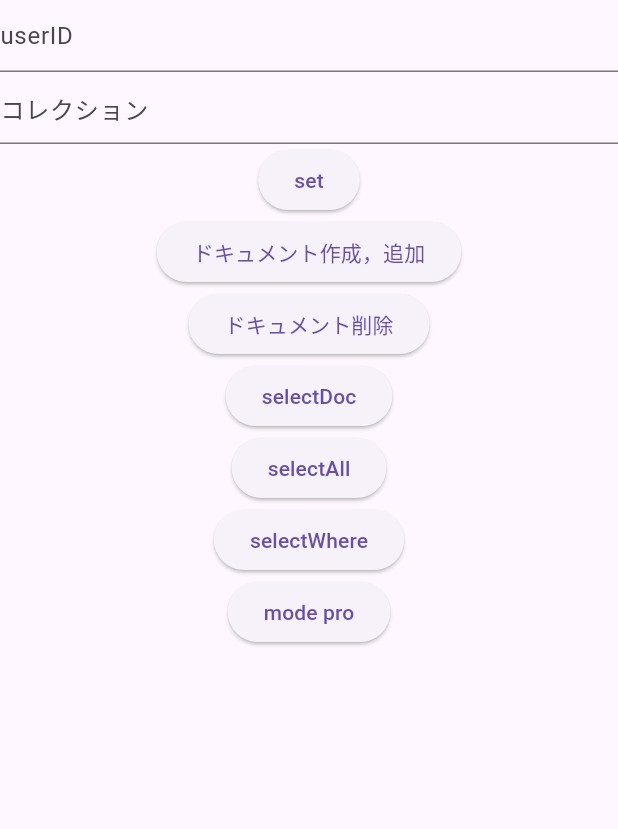
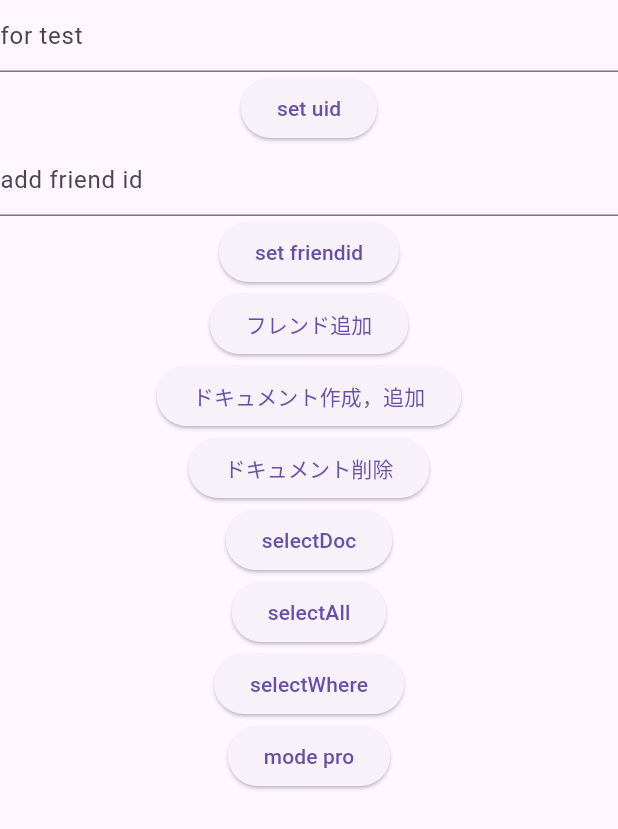
Before and after one commit to tapipipipi/Cacalia, a Flutter app: the MyFirestorePage screen opened directly, after a tap on "ドキュメント作成，追加", on a phone screen of 412 x 824 dp. Shown: the top 829 px of the screen. Run offline on Flutter 3.47's test engine with Material 3 defaults, Android fonts, the phone set to English and light mode, and no system bars; our stand-ins replace cloud_firestore, firebase_auth, firebase_core, go_router, google_sign_in; accounts and stored records are empty.

Commit message:
friend追加

```diff
--- a/lib/CS/create.dart
+++ b/lib/CS/create.dart
@@ -1,21 +1,20 @@
 import 'package:cloud_firestore/cloud_firestore.dart';
 
 /// import 'package:firebase_auth/firebase_auth.dart';
+String friend = "friend";
+String profile = "profile";
+String ini = ""; // 本番用 profileの初期値
+String g_doc = ""; // テスト用　将来的にはuid
+String g_colle = ""; // テスト用
 
 /// db定義
 final db = FirebaseFirestore.instance;
 
 /// collectionとdocmentを指定
-final collection =
-    db.collection("users") // コレクション名、usersは固定にしてuserごとにコレクション持たせる方針で行こうかな。
-    // .doc("newuser1")  // ドキュメント名
-    ;
-
-String g_doc = ""; // テスト用
-String g_colle = ""; // テスト用
-
-/// UserIDの取得(auth) -> docに代入せよ
-/// final userID = FirebaseAuth.instance.currentUser?.uid ?? 'test';
+final mycollection = db // コレクション名、usersは固定にしてuserごとにコレクション持たせる方針で行こうかな。
+    .collection("users")
+    .doc(g_doc);
+final myfriends = mycollection.collection(friend).doc(friend);
 
 /// 質問、投稿、募集は未作成
 
@@ -38,80 +37,77 @@ final field = <String, dynamic>{
   "others": "その他" // 自由記述?
 };
 
-/// ---------------コレクション(users)-------------
+/// ---------------コレクション-------------
 
-final user = <String, dynamic>{
-  "pass": "pass2", // いらんかも
-  "name": "sample",// いらんかも
-  "email": "e@e", //いらんかも
+/// 「＊」は自由記述
+/// 2230360@ecc.ac.com Hxva1aGnNMcwg8s7esKDNmNll6u1
+/// 2210089@ecc.com フカ eNWeRyxoF1TQcUicEWn25SyZN1p2
+/// 2230192@ecc.com ふみ f8MQVKc4hbMe4z9Gtu3Sz2ZLn123
+/// 2230329@ecc.com　ば
+/// 2230358@ecc.com 谷
+final profiles = <String, dynamic>{
+  "u_id": g_doc, // いらんかも
+  "name": "文元　沙弥", //1
+  "read_name": " Fumimoto Saya", // 2
+  "gender": "1", //3
+  "age": 2004, //4
+  "comment": "ダーツ友達ください", // ＊5
+  "events": "HACK U", // ＊6
+  "belong": "ECCコンピュータ専門学校", // ＊7
+  "interest": "0",
+  "skill": "0",
+  "hoby": "カラオケ", // ＊8
+  "background": "何入れたら良いかわからんかったから適当に", // ＊9
+  "bairth": "05/14", // 10 後でやる
+  "serviceUuid": "forBLE",
+  "charactaristicuuid": "forBLE"
 };
 
-/// 「＊」は自由記述
-final profile = <String, dynamic>{
-  "pro_id": "sample", // いらんかも
-  // "img_pass": "sample",  //いるかも?
-  "name": "テスト", //1
-  "gender": "0", //2
-  "age": 2024, //3
-  "comment": "好きな犬は柴犬です", // ＊4
-  "events": "ハッカソン", // ＊5
-  "belong": "所属", // ＊6
-  "interest": "0",
-  "skill": "0",
-  "hoby": "趣味", // ＊9
-  "background": "ハッカソン関西制覇", // ＊10
-  "bairth": "12/25", // 後でやる
-  "read_name": "yomigana" // ＊12
-};
-
-final friends = <String, dynamic>{
-  "friend_id": "sample"
-};
+// uid 格納していくスタイル
+final friends = <String, dynamic>{"friend_uid": []};
 
 /// ---------------------------------------
 
-/// データ追加 アカウント作成 (*こいつはドキュメントの指定は必要ない*)、プロフィール作成、フレンド追加時に使用
-/// set( 追加したいデータ )
-void setDoc() {
-  collection
-      .doc(g_doc)
+/// コレクションprofile作成(サインインアップ後一度だけ呼び出される)
+void setUser() {
+  mycollection
       // 第二引数なくてもいい
       // 　同じドキュメントにset()メソッドを呼び出した際に
       // 　false -> 既存のデータを消して上書きするか
       // 　true - > 追加して保存するかを設定する。
-      .set(profile, SetOptions(merge: false))
+      .set(profiles, SetOptions(merge: true))
       .onError((e, _) => print("Error writing document: $e")); // errMessage
 }
+
+/// サブコレクションfriends作成(サインインアップ後一度だけ呼び出される)
+void setFriend() {
+  myfriends
+      .set(friends, SetOptions(merge: true))
+      .onError((e, _) => print("Error writing document: $e")); // errMessage
+}
+
 /// add()
-
 
 /// データ更新　プロフィール編集時に使用
 /// update( {更新したいカラム : 値} )
 /// 今回transactionを使用しない(あったほうがオシャレやけど)
-void updateDoc(String key, String val) {
-
-// アカウントコレクションが必要な場合
-// collection
-//       .doc(g_doc)
-//       .collection(g_colle)
-//       .doc(g_colle)
-//       .update({key: val}).then((value) => print("update sucessed"),
-//           onError: (e) => print("Error updating document $e"));
-
-// 必要ない場合
-collection
-      .doc(g_doc)
-      .update({key: val}).then((value) => print("update sucessed"),
-          onError: (e) => print("Error updating document $e"));
+void updateProfile(String key, String val) {
+  mycollection.update({key: val}).then((value) => print("update sucessed"),
+      onError: (e) => print("Error updating document $e"));
 }
 
-///　データ削除　使わんかも
+/// 通信(名刺交換)後に呼び出し.valは通信の際に受け取ったデータ(uid)を代入
+void updateFriend(String key, String val) {
+  myfriends.update({
+    key: FieldValue.arrayUnion([val])
+  }).then((value) => print("update sucessed"),
+      onError: (e) => print("Error updating document $e"));
+}
+
+///　削除　使わんかも
 /// delete()
 void deleteDoc() {
-collection
-      .doc(g_doc) // 消したいドキュメント
-      .delete()
-      .then(
+  myfriends.delete().then(
         (doc) => print("Document deleted"),
         onError: (e) => print("Error updating document $e"),
       );
@@ -123,9 +119,7 @@ collection
 
 /// select * from コレクション いらんかな
 void selectAll() {
-  collection
-      .get()
-      .then(
+  db.collection("users").get().then(
     (querySnapshot) {
       print("Successfully completed");
       for (var docSnapshot in querySnapshot.docs) {
@@ -141,7 +135,7 @@ void selectAll() {
 /// 名詞一覧で使うだろう
 /// select * from freiends where doc = g_doc;
 void selectDoc() {
-  collection.doc(g_doc).collection(g_colle).doc(g_colle).get().then(
+  myfriends.get().then(
     (DocumentSnapshot doc) {
       final result = doc.data() as Map<String, dynamic>;
       print(result); // 結果を出力
--- a/lib/component/profileModal.dart
+++ b/lib/component/profileModal.dart
@@ -1,4 +1,5 @@
 import 'package:flutter/material.dart';
+import '../Auth/Authentication.dart';
 
 // ignore: non_constant_identifier_names
 void Profilemodal(BuildContext context) {
@@ -61,8 +62,10 @@ void Profilemodal(BuildContext context) {
                                   style: TextStyle(fontSize: 16),
                                 ),
                                 const SizedBox(height: 10), // 余白
+                                // ---------------プロフィールのkeyを一覧表示------------------
                                 for (int i = 10; i >= 0; i--) Category('カテゴリー'),
                                 const SizedBox(height: 70), // 余白(ボタンで隠れないように)
+                                // ----------------------------------------------------------
                               ],
                             ),
                           ),
--- a/lib/config/router/route.dart
+++ b/lib/config/router/route.dart
@@ -5,13 +5,14 @@ import 'package:cacalia/features/login/pages/login.dart';
 import 'package:cacalia/features/home/pages/home.dart';
 import 'package:cacalia/features/signUp/pages/signUpName.dart';
 import 'package:cacalia/features/signUp/pages/signUpPass.dart';
+import '../../store.dart';
 
 final router = GoRouter(
-  initialLocation: '/',
+  initialLocation: '/', // LoginPageを初期画面に設定
   routes: [
     GoRoute(
       path: '/',
-      builder: (context, state) => const LoginPage(), // LoginPageを初期画面に設定
+      builder: (context, state) => const LoginPage(),
     ),
     GoRoute(
       path: '/exchange',
@@ -29,6 +30,10 @@ final router = GoRouter(
       path: '/signUpPass',
       builder: (context, state) => const SignUpPassPage(),
     ),
+    GoRoute(
+      path: '/store',
+      builder: (context, state) => const Store(),
+    ),
 
   ],
 );
--- a/lib/main.dart
+++ b/lib/main.dart
@@ -4,6 +4,7 @@ import 'package:flutter/material.dart';
 import 'package:firebase_core/firebase_core.dart';
 import 'firebase_options.dart';
 import 'package:cacalia/config/router/route.dart';  // routerをインポート
+import 'store.dart';
 
 void main() async {
   WidgetsFlutterBinding.ensureInitialized();
--- a/lib/store.dart
+++ b/lib/store.dart
@@ -1,7 +1,7 @@
 import 'package:cacalia/CS/profile.dart';
 import 'package:flutter/material.dart';
 import 'CS/create.dart';
-// import 'package:cloud_firestore/cloud_firestore.dart';
+import 'Auth/Authentication.dart';
 
 // コレクション＝テーブル
 // ドキュメント＝データ
@@ -14,7 +14,7 @@ class Store extends StatelessWidget {
   Widget build(BuildContext context) {
     return MaterialApp(
       debugShowCheckedModeBanner: false,
-      title: 'Flutter Demo',
+      title: 'CS test',
       theme: ThemeData(
         primarySwatch: Colors.blue,
         visualDensity: VisualDensity.adaptivePlatformDensity,
@@ -34,6 +34,9 @@ class MyFirestorePage extends StatefulWidget {
 
 final colleController = TextEditingController();
 final docController = TextEditingController();
+final friendController = TextEditingController();
+final uid = Authentication().getuid(); // uid取得
+String friendid = "";
 
 class _MyFirestorePageState extends State<MyFirestorePage> {
   @override
@@ -43,28 +46,42 @@ class _MyFirestorePageState extends State<MyFirestorePage> {
         child: Column(
           children: <Widget>[
             TextField(
-              controller: docController,
-              decoration: InputDecoration(
-                hintText: 'userID',
-              ),
-            ),
-            TextField(
               controller: colleController,
               decoration: InputDecoration(
-                hintText: 'コレクション',
+                hintText: 'for test',
               ),
             ),
             ElevatedButton(
-              child: Text('set'),
+              child: Text('set uid'),
               onPressed: () async {
                 g_colle = colleController.text;
-                g_doc = docController.text;
+                // g_doc = docController.text;
+                g_doc = uid;
+              },
+            ),
+            TextField(
+              controller: friendController,
+              decoration: InputDecoration(
+                hintText: 'add friend id',
+              ),
+            ),
+            ElevatedButton(
+              child: Text('set friendid'),
+              onPressed: () async {
+                friendid = friendController.text;
+              },
+            ),
+            ElevatedButton(
+              child: Text('フレンド追加'),
+              onPressed: () async {
+                updateFriend("friend_uid", friendid);
               },
             ),
             ElevatedButton(
               child: Text('ドキュメント作成，追加'),
               onPressed: () async {
-                setDoc();
+                setUser();
+                setFriend();
               },
             ),
             ElevatedButton(
```
Also changed, not shown: lib/CS/profile.dart (+7 -7 lines).
